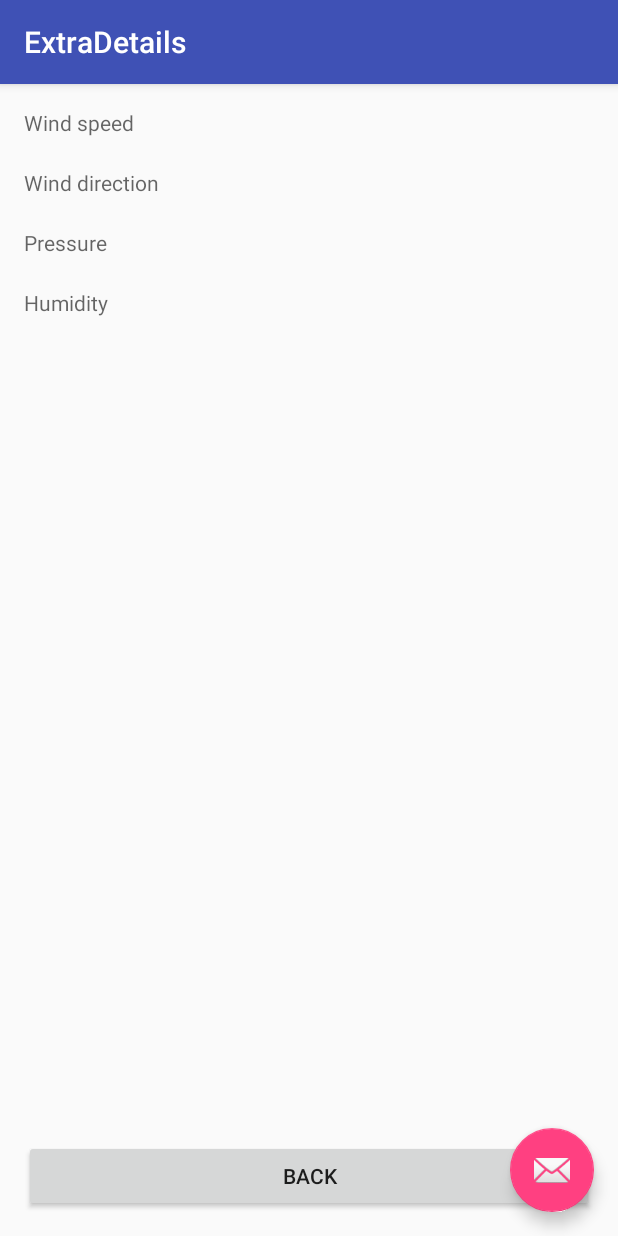
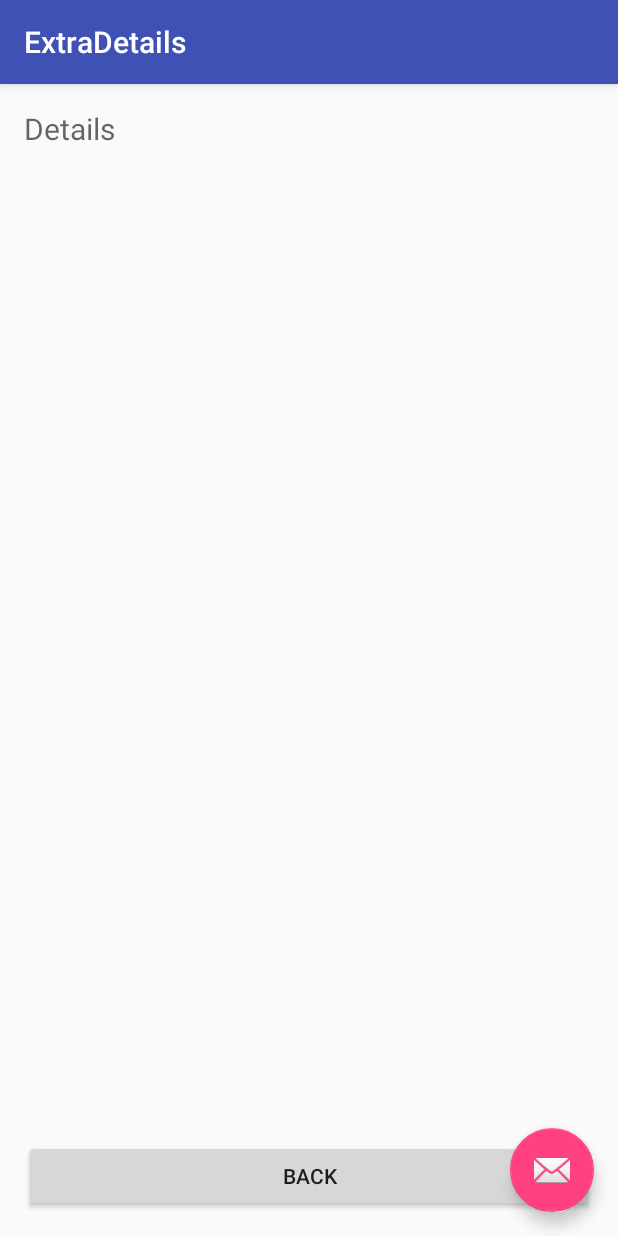
Before and after one commit to Naxess/practiceAndroid, an Android app: the ExtraDetails screen opened directly, with no data from a screen before it, on a phone screen of 412 x 824 dp. Run offline under Robolectric (Android 15) with nearby library versions, the phone set to English and light mode, and no system bars.

Commit message:
02/17/2016 12:23AM

```diff
--- a/app/src/main/java/naxess/practiceandroid/ExtraDetails.java
+++ b/app/src/main/java/naxess/practiceandroid/ExtraDetails.java
@@ -39,7 +39,7 @@ public class ExtraDetails extends AppCompatActivity
         });
         Intent intent = getIntent();
         String speed = intent.getStringExtra("data");
-        TextView sampleText = (TextView)findViewById(R.id.wind_speed);
+        TextView sampleText = (TextView)findViewById(R.id.details);
         sampleText.setText(speed);
     }
 }
--- a/app/src/main/java/naxess/practiceandroid/ForecastFragment.java
+++ b/app/src/main/java/naxess/practiceandroid/ForecastFragment.java
@@ -238,9 +238,13 @@ public class ForecastFragment extends Fragment
 
                 //PRESSURE
                 double pressure = weatherArray.getJSONObject(i).getDouble(OWM_PRESSURE);
-                copyResultStrs[i] = humidity + ", " + speed + ", " + direction + "," + pressure;
-                resultStrs[i] = day + " - " + description + " - (" + highAndLow + "\u2109" + ") " + humidity + ", " + speed + ", " + direction + ", " + pressure;
-
+                copyResultStrs[i] = day
+                        + "\n\nHumidity: " + humidity
+                        + "\nWind Speed: " + speed
+                        + "\nWind Direction: " + direction
+                        + "\nPressure: " + pressure;
+                //resultStrs[i] = day + " - " + description + " - (" + highAndLow + "\u2109" + ") " + humidity + ", " + speed + ", " + direction + ", " + pressure; //DRIVER CODE
+                resultStrs[i] = day + " - " + description + " - (" + highAndLow + "\u2109" + ") ";
             }
             for (String s : resultStrs)
             {
--- a/app/src/main/res/layout/content_extra_details.xml
+++ b/app/src/main/res/layout/content_extra_details.xml
@@ -24,33 +24,10 @@
 
     <TextView
         android:layout_width="match_parent"
-        android:layout_height="40dp"
-        android:id="@+id/wind_speed"
-        android:hint="Wind speed"
-        />
-
-    <TextView
-        android:layout_width="match_parent"
-        android:layout_height="40dp"
-        android:id="@+id/wind_deg"
-        android:hint="Wind direction"
-        android:layout_below="@id/wind_speed"
-        />
-
-    <TextView
-        android:layout_width="match_parent"
-        android:layout_height="40dp"
-        android:id="@+id/pressure"
-        android:hint="Pressure"
-        android:layout_below="@id/wind_deg"
-        />
-
-    <TextView
-        android:layout_width="match_parent"
-        android:layout_height="40dp"
-        android:id="@+id/humidity"
-        android:hint="Humidity"
-        android:layout_below="@id/pressure"
+        android:layout_height="wrap_content"
+        android:textSize="20dp"
+        android:id="@+id/details"
+        android:hint="Details"
         />
 
 </RelativeLayout>
```
